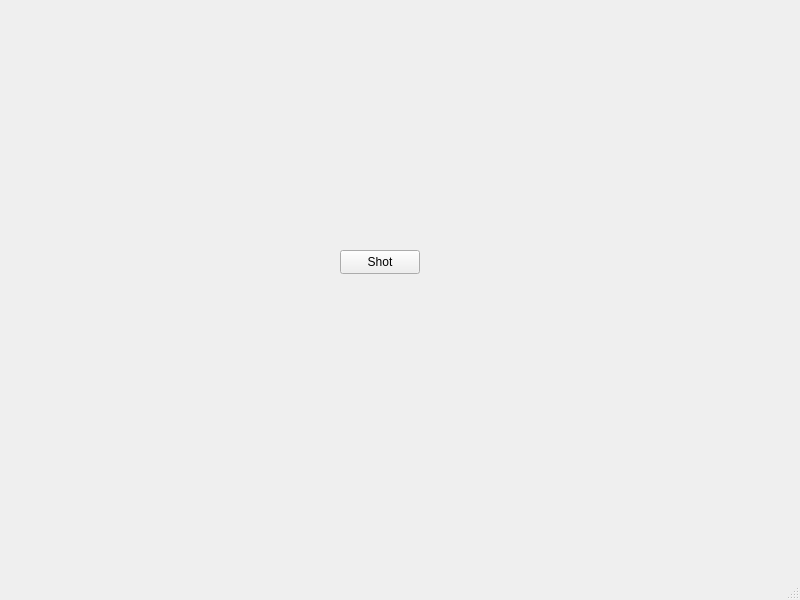
This is IHM/mainwindow.ui in Tenlutshy/IHM_Balistique as Qt 5 draws it before an edit. The edited form follows.
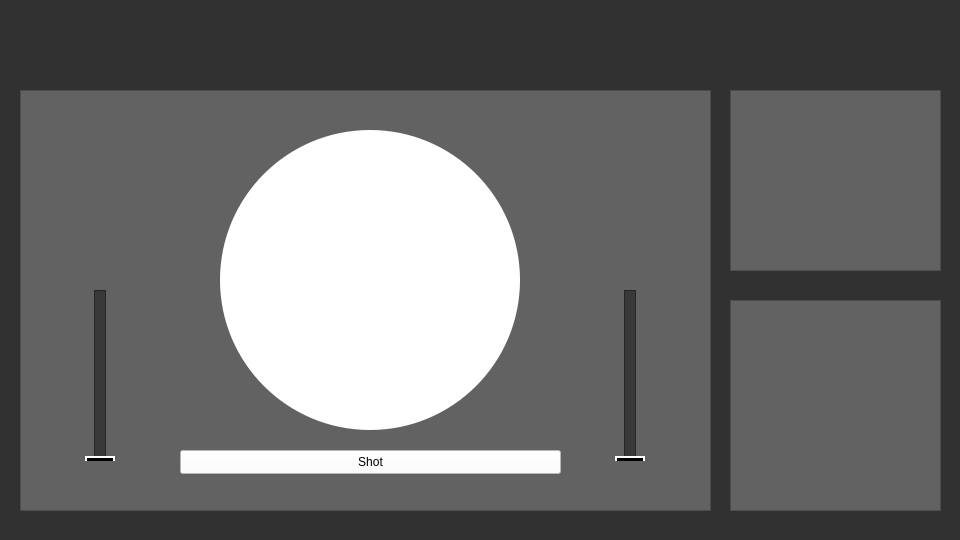
This is the edited form.

```diff
--- a/IHM/mainwindow.ui
+++ b/IHM/mainwindow.ui
@@ -2,43 +2,214 @@
 <ui version="4.0">
  <class>MainWindow</class>
  <widget class="QMainWindow" name="MainWindow">
+  <property name="enabled">
+   <bool>true</bool>
+  </property>
   <property name="geometry">
    <rect>
     <x>0</x>
     <y>0</y>
-    <width>800</width>
-    <height>600</height>
+    <width>960</width>
+    <height>540</height>
    </rect>
   </property>
   <property name="windowTitle">
    <string>MainWindow</string>
   </property>
   <widget class="QWidget" name="centralwidget">
-   <widget class="QPushButton" name="shotBtn">
+   <property name="autoFillBackground">
+    <bool>false</bool>
+   </property>
+   <property name="styleSheet">
+    <string notr="true">background-color: rgb(49, 49, 49);</string>
+   </property>
+   <widget class="QFrame" name="frame">
     <property name="geometry">
      <rect>
-      <x>340</x>
-      <y>250</y>
-      <width>80</width>
-      <height>24</height>
+      <x>20</x>
+      <y>90</y>
+      <width>691</width>
+      <height>421</height>
      </rect>
     </property>
-    <property name="text">
-     <string>Shot</string>
+    <property name="styleSheet">
+     <string notr="true">background-color: rgb(98, 98, 98);</string>
     </property>
+    <property name="frameShape">
+     <enum>QFrame::StyledPanel</enum>
+    </property>
+    <property name="frameShadow">
+     <enum>QFrame::Raised</enum>
+    </property>
+    <property name="lineWidth">
+     <number>1</number>
+    </property>
+    <widget class="QSlider" name="shotPower">
+     <property name="geometry">
+      <rect>
+       <x>50</x>
+       <y>200</y>
+       <width>61</width>
+       <height>171</height>
+      </rect>
+     </property>
+     <property name="styleSheet">
+      <string notr="true">.QSlider::groove:vertical {
+    border: 1px solid #262626;
+    width: 10px;
+    background: #393939;
+    margin: 0 10px;
+}
+
+.QSlider::handle:vertical {
+    background: #000;
+    border: 2px solid #FFF;
+    height: 10px;
+	width:10px;
+    margin: -10px -10px;
+	border-radius: 10px;
+}</string>
+     </property>
+     <property name="inputMethodHints">
+      <set>Qt::ImhNone</set>
+     </property>
+     <property name="maximum">
+      <number>100</number>
+     </property>
+     <property name="tracking">
+      <bool>true</bool>
+     </property>
+     <property name="orientation">
+      <enum>Qt::Vertical</enum>
+     </property>
+     <property name="invertedAppearance">
+      <bool>false</bool>
+     </property>
+     <property name="tickPosition">
+      <enum>QSlider::NoTicks</enum>
+     </property>
+    </widget>
+    <widget class="QSlider" name="canonInclinaison">
+     <property name="geometry">
+      <rect>
+       <x>580</x>
+       <y>200</y>
+       <width>61</width>
+       <height>171</height>
+      </rect>
+     </property>
+     <property name="styleSheet">
+      <string notr="true">.QSlider::groove:vertical {
+    border: 1px solid #262626;
+    width: 10px;
+    background: #393939;
+    margin: 0 10px;
+}
+
+.QSlider::handle:vertical {
+    background: #000;
+    border: 2px solid #FFF;
+    height: 10px;
+	width:10px;
+    margin: -10px -10px;
+	border-radius: 10px;
+}</string>
+     </property>
+     <property name="inputMethodHints">
+      <set>Qt::ImhNone</set>
+     </property>
+     <property name="maximum">
+      <number>100</number>
+     </property>
+     <property name="tracking">
+      <bool>true</bool>
+     </property>
+     <property name="orientation">
+      <enum>Qt::Vertical</enum>
+     </property>
+     <property name="invertedAppearance">
+      <bool>false</bool>
+     </property>
+     <property name="tickPosition">
+      <enum>QSlider::NoTicks</enum>
+     </property>
+    </widget>
+    <widget class="QPushButton" name="shotBtn">
+     <property name="geometry">
+      <rect>
+       <x>160</x>
+       <y>360</y>
+       <width>381</width>
+       <height>24</height>
+      </rect>
+     </property>
+     <property name="styleSheet">
+      <string notr="true">background-color: rgb(255, 255, 255);</string>
+     </property>
+     <property name="text">
+      <string>Shot</string>
+     </property>
+     <property name="default">
+      <bool>false</bool>
+     </property>
+     <property name="flat">
+      <bool>false</bool>
+     </property>
+    </widget>
+    <widget class="QWidget" name="touchableZone" native="true">
+     <property name="geometry">
+      <rect>
+       <x>200</x>
+       <y>40</y>
+       <width>300</width>
+       <height>300</height>
+      </rect>
+     </property>
+     <property name="styleSheet">
+      <string notr="true">background-color: rgb(255, 255, 255);
+border-radius: 150;</string>
+     </property>
+    </widget>
    </widget>
+   <widget class="QFrame" name="frame_2">
+    <property name="geometry">
+     <rect>
+      <x>730</x>
+      <y>90</y>
+      <width>211</width>
+      <height>181</height>
+     </rect>
+    </property>
+    <property name="styleSheet">
+     <string notr="true">background-color: rgb(98, 98, 98);</string>
+    </property>
+    <property name="frameShape">
+     <enum>QFrame::StyledPanel</enum>
+    </property>
+    <property name="frameShadow">
+     <enum>QFrame::Raised</enum>
+    </property>
+   </widget>
+   <widget class="QFrame" name="frame_3">
+    <property name="geometry">
+     <rect>
+      <x>730</x>
+      <y>300</y>
+      <width>211</width>
+      <height>211</height>
+     </rect>
+    </property>
+    <property name="styleSheet">
+     <string notr="true">background-color: rgb(98, 98, 98);</string>
+    </property>
+    <property name="frameShape">
+     <enum>QFrame::StyledPanel</enum>
+    </property>
+    <property name="frameShadow">
+     <enum>QFrame::Raised</enum>
+    </property>
+   </widget>
   </widget>
-  <widget class="QMenuBar" name="menubar">
-   <property name="geometry">
-    <rect>
-     <x>0</x>
-     <y>0</y>
-     <width>800</width>
-     <height>21</height>
-    </rect>
-   </property>
-  </widget>
-  <widget class="QStatusBar" name="statusbar"/>
  </widget>
  <resources/>
  <connections/>
```
Left out of the diff: 2 changed lines with no effect on the pictures.
